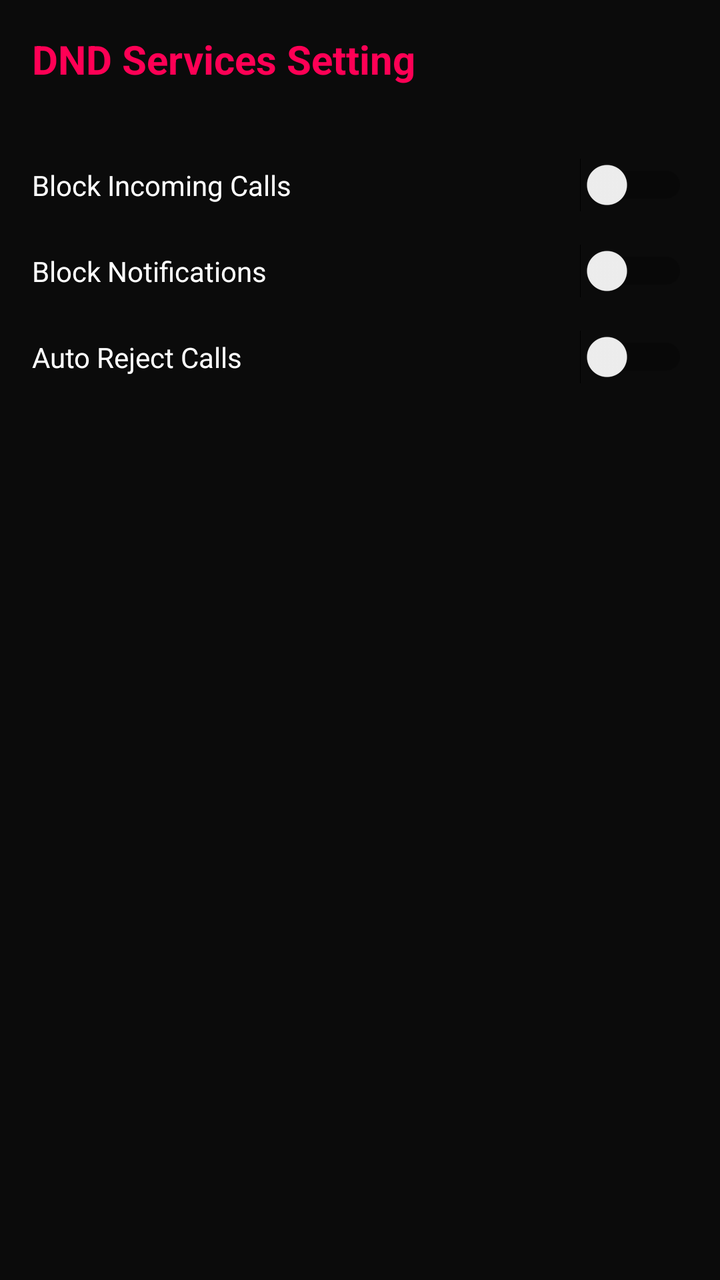
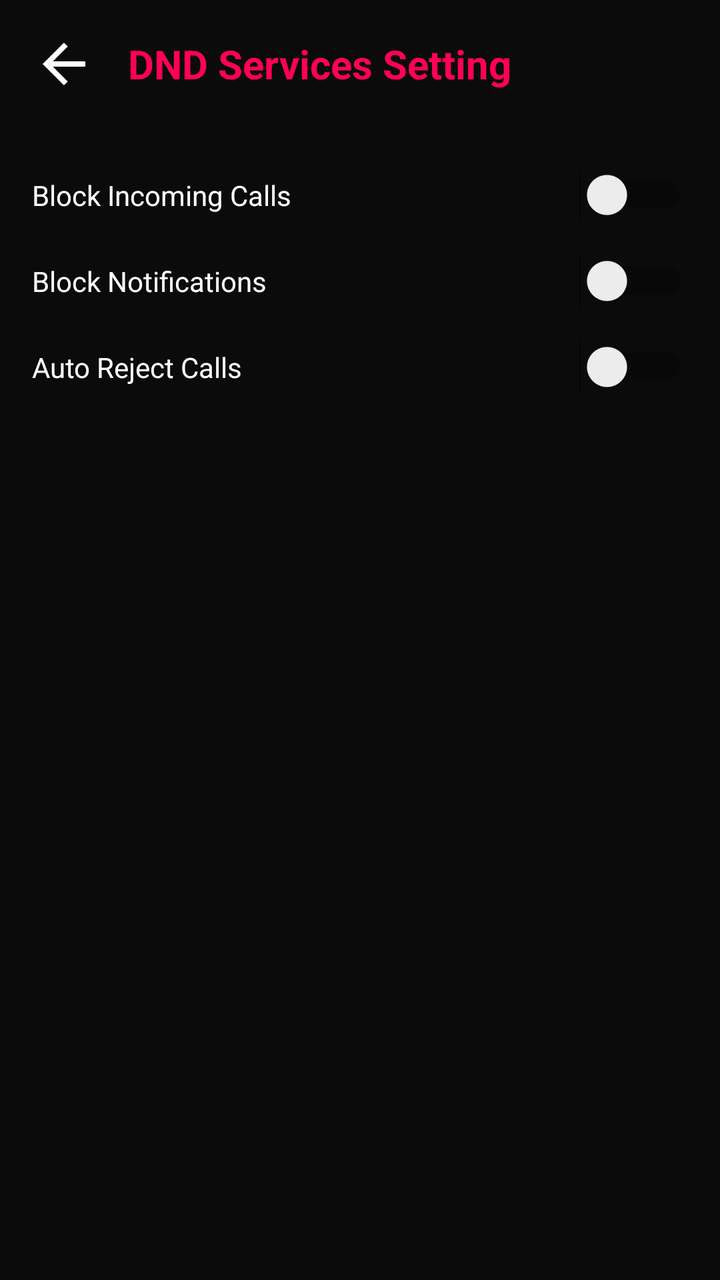

The first picture is an Android layout as it rendered before a commit; the second is the same layout after the commit. The layout source and the unified diff follow.
<!-- AndroidManifest.xml: application theme Theme.AppCompat.DayNight.NoActionBar -->
<!-- res/layout/activity_dnd_settings.xml -->
<?xml version="1.0" encoding="utf-8"?>
<LinearLayout xmlns:android="http://schemas.android.com/apk/res/android"
    android:layout_width="match_parent"
    android:layout_height="match_parent"
    android:background="#0B0B0B"
    android:orientation="vertical"
    android:padding="16dp">

    <TextView
        android:layout_width="wrap_content"
        android:layout_height="wrap_content"
        android:text="DND Services Setting"
        android:textColor="#FF0055"
        android:textSize="20sp"
        android:textStyle="bold"
        android:layout_marginBottom="24dp" />

    <Switch
        android:id="@+id/switchBlockCalls"
        android:layout_width="match_parent"
        android:layout_height="wrap_content"
        android:layout_marginTop="12dp"
        android:text="Block Incoming Calls"
        android:textColor="#FFFFFF" />

    <Switch
        android:id="@+id/switchBlockNotifications"
        android:layout_width="match_parent"
        android:layout_height="wrap_content"
        android:layout_marginTop="16dp"
        android:text="Block Notifications"
        android:textColor="#FFFFFF" />

    <Switch
        android:id="@+id/switchAutoReject"
        android:layout_width="match_parent"
        android:layout_height="wrap_content"
        android:layout_marginTop="16dp"
        android:text="Auto Reject Calls"
        android:textColor="#FFFFFF" />

</LinearLayout>
<!-- resources referenced by this layout -->
<resources>

</resources>

<!-- the commit's change to res/layout/activity_dnd_settings.xml (unified diff, before → after) -->
@@ -6,14 +6,31 @@
     android:orientation="vertical"
     android:padding="16dp">
 
-    <TextView
-        android:layout_width="wrap_content"
+    
+    <LinearLayout
+        android:layout_width="match_parent"
         android:layout_height="wrap_content"
-        android:text="DND Services Setting"
-        android:textColor="#FF0055"
-        android:textSize="20sp"
-        android:textStyle="bold"
-        android:layout_marginBottom="24dp" />
+        android:layout_marginBottom="24dp"
+        android:gravity="center_vertical"
+        android:orientation="horizontal">
+
+        <ImageView
+            android:id="@+id/btnBack"
+            android:layout_width="32dp"
+            android:layout_height="32dp"
+            android:background="?attr/selectableItemBackgroundBorderless"
+            android:contentDescription="Back"
+            android:src="@drawable/ic_arrow_back" />
+
+        <TextView
+            android:layout_width="wrap_content"
+            android:layout_height="wrap_content"
+            android:layout_marginStart="16dp"
+            android:text="DND Services Setting"
+            android:textColor="#FF0055"
+            android:textSize="20sp"
+            android:textStyle="bold" />
+    </LinearLayout>
 
     <Switch
         android:id="@+id/switchBlockCalls"
<!-- resource entries referenced after the edit -->
@@ -1,5 +1,15 @@
 <!-- resources referenced by this layout -->
 <resources>
-
+  <!-- drawable ic_arrow_back (drawable) -->
+  <vector xmlns:android="http://schemas.android.com/apk/res/android"
+      android:width="24dp"
+      android:height="24dp"
+      android:viewportWidth="24"
+      android:viewportHeight="24"
+      android:tint="#FFFFFF">
+      <path
+          android:fillColor="@android:color/white"
+          android:pathData="M20,11H7.83l5.59,-5.59L12,4l-8,8 8,8 1.41,-1.41L7.83,13H20v-2z"/>
+  </vector>
 </resources>
 
